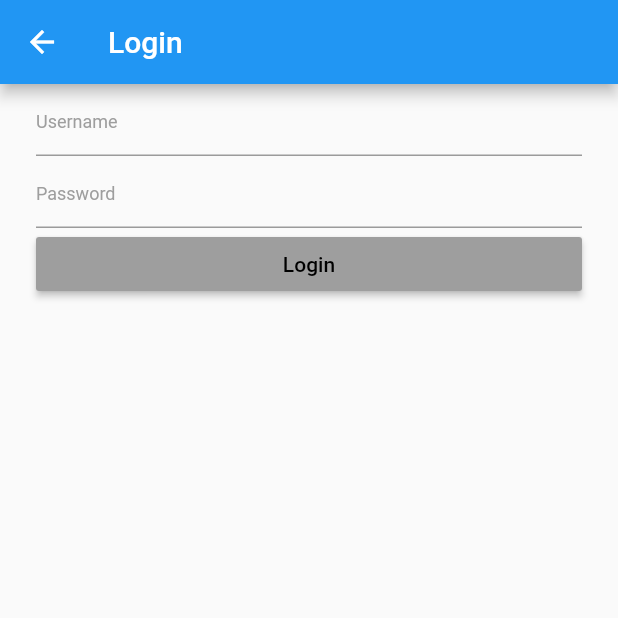
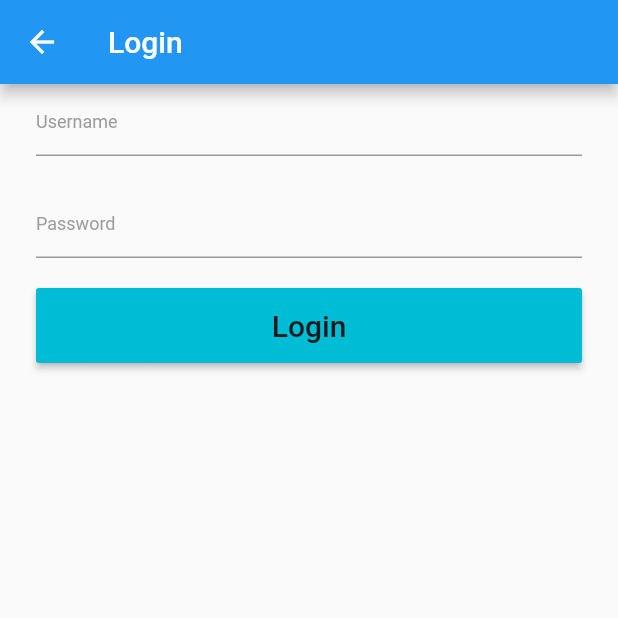
Before and after one commit to Greenman23/Psychology-Survey-App, a Flutter app: the LoginPage screen opened directly with empty values, on a phone screen of 412 x 824 dp, the top half of it. Run offline on Flutter 3.47's test engine with Material 2 defaults, Android fonts, the phone set to English and light mode, and no system bars.

Commit message:
Finished login page added standardized widgets for text format dield button and text

```diff
--- a/mobile_application/flutter_application/lib/Http.dart
+++ b/mobile_application/flutter_application/lib/Http.dart
@@ -2,11 +2,13 @@ import 'dart:convert';
 import 'dart:io';
 import 'Config.dart';
 import 'package:flutter/cupertino.dart';
+import 'package:flutter/material.dart';
 
-
+// This should be moved somewhere else at some point
 final String URL = "http://192.168.2.33:80";
 
-
+// We learned how to create post requests here
+//https://stackoverflow.com/questions/50278258/http-post-with-json-on-body-flutter-dart
 Future<Map<String, dynamic>> getPost(Map body) async
 {
   HttpClient httpClient = new HttpClient();
@@ -21,7 +23,7 @@ Future<Map<String, dynamic>> getPost(Map body) async
   return jsonReply;
 }
 
-void login(Config config, Function(String) functor)
+void login(Config config, Function(String, Color) functor)
 {
     Map  map = {
       'Type': "login",
@@ -30,16 +32,16 @@ void login(Config config, Function(String) functor)
     };
 
     getPost(map).then((Map value)  {
-      config.loggedIn = value["authentication"];
-      config.hash = value["hash"];
+      config.loggedIn = value["Authentication"];
+      config.hash = value["Hash"];
       print("We got it bois");
       if(config.loggedIn == true)
         {
-          functor("We did it bois");
+          functor("Login Successful", Colors.blue);
         }
       else
         {
-          functor("We did not do it my bois");
+          functor("Login not Successful", Colors.red);
         }
 
     });
--- a/mobile_application/flutter_application/lib/login_page.dart
+++ b/mobile_application/flutter_application/lib/login_page.dart
@@ -4,7 +4,7 @@ import 'dart:convert';
 import 'dart:io';
 import 'Config.dart';
 import 'Http.dart';
-
+import 'primary_widgets.dart';
 
 class LoginPage extends StatefulWidget {
 
@@ -19,14 +19,24 @@ class LoginPage extends StatefulWidget {
 
 }
 
+
 class _LoginPageState extends State<LoginPage> {
-  final TextEditingController myController = new TextEditingController();
-  final TextEditingController passwordController = new TextEditingController();
+  TextEditingController myController ;
+  TextEditingController passwordController;
+  Color outComeColor;
+  @override
+  void initState()
+  {
+    super.initState();
+    myController = new TextEditingController(text: "");
+    passwordController = new TextEditingController(text: "");
+    myController.text = widget.config.username;
+    passwordController.text = widget.config.password;
+    outComeColor = Colors.black;
+  }
+
   @override
   Widget build(BuildContext context) {
-
-    myController.text = widget.config.username;
-    passwordController.text = widget.config.password;
     return Scaffold(
       appBar: AppBar(
         title: Text("Login"),
@@ -35,79 +45,34 @@ class _LoginPageState extends State<LoginPage> {
         child: ListView(
           padding: EdgeInsets.symmetric(horizontal: 24.0),
           children: <Widget>[
-            _userNameField(),
-            _passwordField(),
-            _submitButton(),
-            Text(widget.config.loginState),
+            getTextFormField(myController, "Username", (String tex){widget.config.username = tex;}),
+            getTextFormField(passwordController, "Password", (String tex){widget.config.password = tex;}, isPassword: true),
+            getPaddedButton("Login", _loginHTTP),
+            getText(widget.config.loginState, color: outComeColor, fontSize: 16),
           ],
         ),
       ),
     );
   }
 
-  Widget _userNameField() {
-    return new TextFormField(
-      onChanged: (String tex){
-        widget.config.username = (tex);
-      },
-      controller: myController,
-      decoration: InputDecoration(
-          hintText: "Username",
-          hintStyle: TextStyle(color: Colors.grey, fontSize: 12)
-      ),
-    );
-  }
-
-  Widget _passwordField() {
-    return new TextField(
-      controller: passwordController,
-      onChanged: (String tex){
-        widget.config.password = tex;
-      },
-      obscureText: true,
-      decoration: InputDecoration(
-          hintText: "Password",
-          hintStyle: TextStyle(color: Colors.grey, fontSize: 12)
-      ),
-    );
-  }
-
-  Widget _submitButton(){
-    return new RaisedButton(
-      child: Text("Login"),
-      onPressed:() => _loginHTTP(),
-      color: Colors.grey,
-      textColor: Colors.black,
-    );
-  }
-
-  void updateText(String text)
+  void updateText(String text, Color color)
   {
     widget.config.loginState = text;
+    outComeColor = color;
     setState(() {
-
     });
   }
 
 
-  void _loginHTTP() {
+  void _loginHTTP()
+  {
     login(widget.config, updateText);
-//    String url="http://192.168.2.33:80";
-//
-//    Map map = {
-//      'Username' : 'Eric2',
-//      'Password' : '123456',
-//    };
-//
-//    postRequest(url, map);
   }
 
-  /*
-  * This where we learned how to write post methods
-  * Link: https://stackoverflow.com/questions/50278258/http-post-with-json-on-body-flutter-dart
-  * */
-
-  void postRequest(String url, Map m) async {
+  // This was an example from stack overflow
+  //https://stackoverflow.com/questions/50278258/http-post-with-json-on-body-flutter-dart
+  void postRequest(String url, Map m) async
+  {
     HttpClient httpClient = new HttpClient();
     HttpClientRequest r = await httpClient.postUrl(Uri.parse(url));
     r.headers.set('content-type', 'application/json');
--- a/mobile_application/flutter_application/lib/main.dart
+++ b/mobile_application/flutter_application/lib/main.dart
@@ -2,7 +2,7 @@ import 'package:flutter/material.dart';
 import 'package:flutter/rendering.dart';
 import 'login_page.dart';
 import 'Config.dart';
-
+import 'primary_widgets.dart';
 // Uncomment lines 7 and 10 to view the visual layout at runtime.
 // import 'package:flutter/rendering.dart' show debugPaintSizeEnabled;
 
@@ -23,7 +23,7 @@ class MyApp extends StatelessWidget {
 }
 
 class HomePage extends StatefulWidget {
-  Config config = Config("Username", "", "", "", false, "");
+  final Config config = Config("Username", "", "", "", false, "");
   @override
   _HomePageState createState() => _HomePageState();
 }
@@ -50,26 +50,7 @@ class _HomePageState extends State<HomePage> {
       height: 50,
     );
 
-    Widget getPaddedButton(String buttonText, Function functor) {
-      return Padding(
-        padding: EdgeInsets.only(bottom: 20),
-        child: ButtonTheme(
-          minWidth: 400,
-          height: 50,
-          child: RaisedButton(
-            child: Text(
-              buttonText,
-              style: TextStyle(fontSize: 20),
-            ),
-            splashColor: Colors.red,
-            color: Colors.cyan,
-            onPressed: () {
-              functor();
-            },
-          ),
-        ),
-      );
-    }
+
 
     void _pushSaved() {
       Navigator.of(context)
--- /dev/null
+++ b/mobile_application/flutter_application/lib/primary_widgets.dart
@@ -0,0 +1,51 @@
+import 'package:flutter/material.dart';
+import 'package:flutter/rendering.dart';
+
+Widget getPaddedButton(String buttonText, Function functor) {
+  Padding pad;
+  pad = Padding(
+    padding: EdgeInsets.only(bottom: 20),
+    child: ButtonTheme(
+      minWidth: 400,
+      height: 50,
+      child: RaisedButton(
+        child: Text(
+          buttonText,
+          style: TextStyle(fontSize: 20),
+        ),
+        splashColor: Colors.red,
+        color: Colors.cyan,
+        onPressed: () {
+          functor();
+        },
+      ),
+    ),
+  );
+
+  return pad;
+}
+
+Widget getTextFormField(TextEditingController controller, String hint,
+   Function(String) functor, {bool isPassword: false}) {
+  return Padding(
+    padding: EdgeInsets.only(bottom: 20),
+    child: TextField(
+      controller: controller,
+      onChanged: (String tex) {
+        functor(tex);
+      },
+      obscureText: isPassword,
+      decoration: InputDecoration(
+          hintText: hint,
+          hintStyle: TextStyle(color: Colors.grey, fontSize: 12)),
+    ),
+  );
+}
+
+Widget getText(String data, {double fontSize: 12, Color color: Colors.black}) {
+  return Padding(
+      padding: EdgeInsets.only(bottom: 20),
+      child: Text(data,
+          textAlign: TextAlign.center,
+          style: TextStyle(fontSize: fontSize, color: color)));
+}
```
